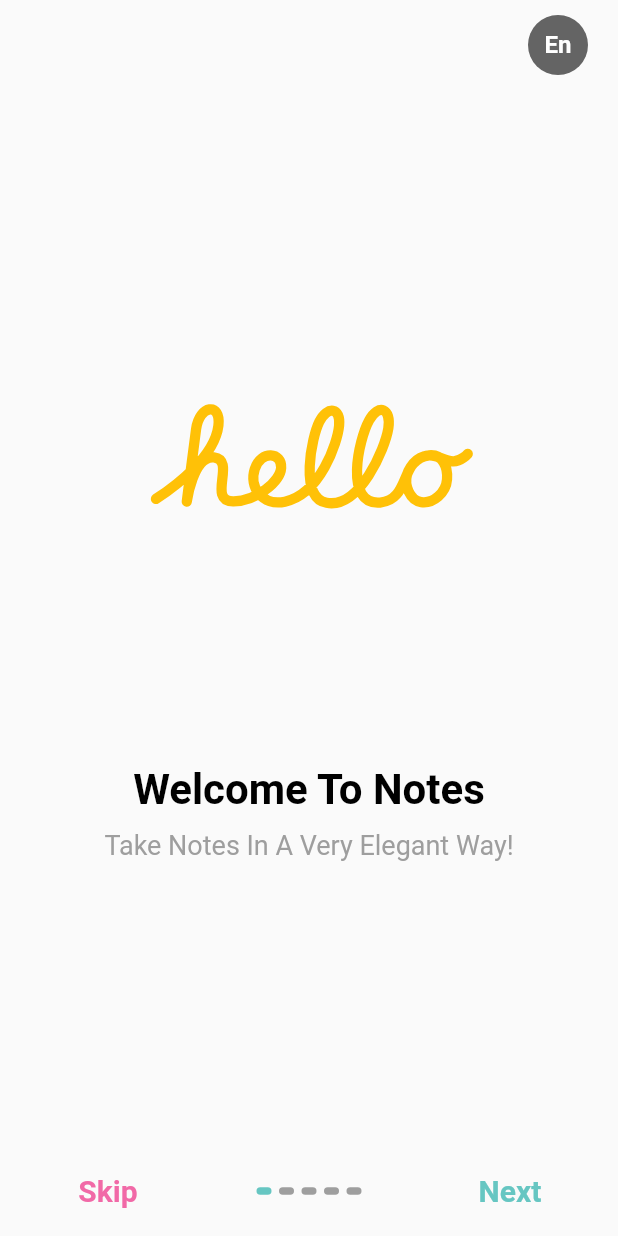
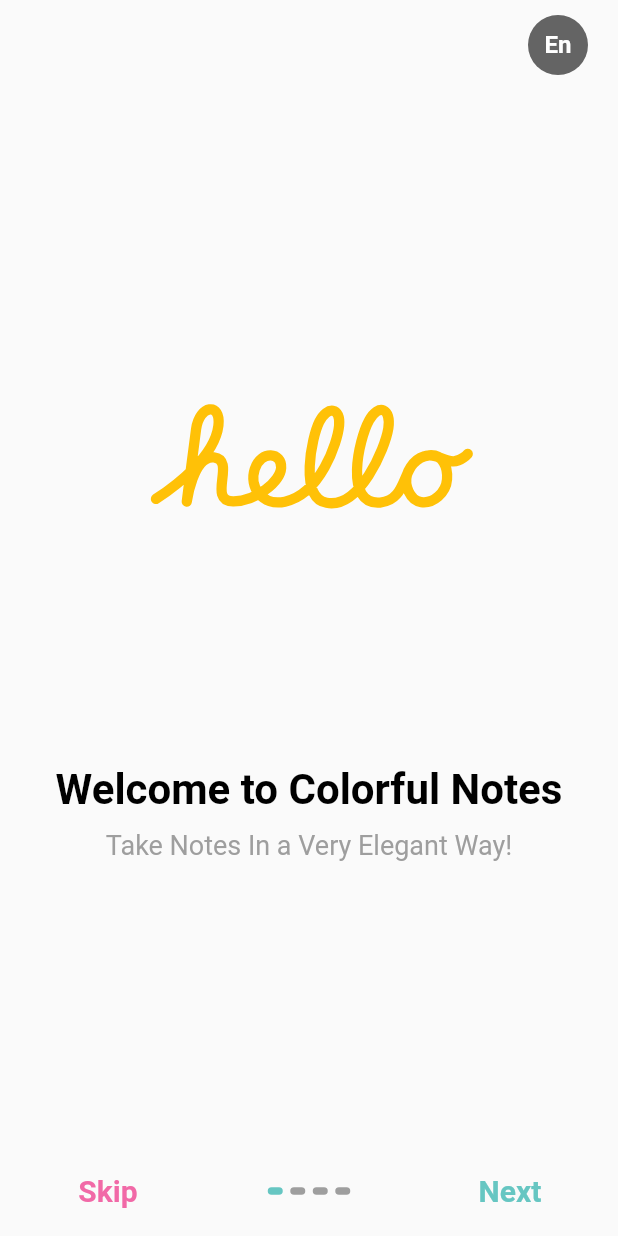
Before and after one commit to MoazSalem/Colorful_Notes, a Flutter app: the screen it shows after launch, on a phone screen of 412 x 824 dp. Run offline on Flutter 3.47's test engine with Material 2 defaults, Android fonts, the light colour scheme and no system bars; drawn by our look-alikes of smooth_page_indicator; our stand-ins replace adaptive_theme, audioplayers, easy_localization, flutter_bloc, lottie, permission_handler and 3 more; missing offline and left inert: huawei_ml_language, material_dialogs, record, switcher_button; accounts and stored records are empty; project files that could hold a hidden picture were left out.

Commit message:
Removed Ads, Cleanup

```diff
--- a/assets/translations/ar.json
+++ b/assets/translations/ar.json
@@ -77,7 +77,7 @@
   "Text Recognition Note": "ملحوظة ملتقطة من كتابة",
   "Skip": "تخطي",
   "Next": "التالي",
-  "T1": "مرحبا بك في نوتس",
+  "T1": "مرحبا بك في كلرفول نوتس",
   "B1": "خذ ملاحظاتك بشكل انيق!",
   "T2": "مليء بالألوان",
   "B2": "اختر لونك المفضل من اجل ملاحظاتك",
--- a/assets/translations/en.json
+++ b/assets/translations/en.json
@@ -77,9 +77,9 @@
   "Text Recognition Note": "Text Recognition Note",
   "Skip": "Skip",
   "Next": "Next",
-  "T1": "Welcome To Notes",
-  "B1": "Take Notes In A Very Elegant Way!",
-  "T2": "Colorful",
+  "T1": "Welcome to Colorful Notes",
+  "B1": "Take Notes In a Very Elegant Way!",
+  "T2": "Full of Colors",
   "B2": "Choose The Colors You Like for Your Notes",
   "T3": "Voice Notes",
   "B3": "Choose Your Way of Taking Notes!",
--- a/lib/Screens/on_boarding.dart
+++ b/lib/Screens/on_boarding.dart
@@ -36,7 +36,7 @@ class _IntroPageState extends State<IntroPage> {
                   PageView(
                     onPageChanged: (index) {
                       setState(() {
-                        index == 4 ? isLastPage = true : isLastPage = false;
+                        index == 3 ? isLastPage = true : isLastPage = false;
                       });
                     },
                     controller: controller,
@@ -152,40 +152,6 @@ class _IntroPageState extends State<IntroPage> {
                           mainAxisAlignment: MainAxisAlignment.center,
                           children: [
                             Padding(
-                              padding: const EdgeInsets.only(top: 10),
-                              child: SizedBox(
-                                width: 280,
-                                height: 350,
-                                child: Lottie.asset(
-                                  'assets/animations/scan.json',
-                                ),
-                              ),
-                            ),
-                            Padding(
-                              padding: const EdgeInsets.only(top: 20, bottom: 10),
-                              child: Text(
-                                textAlign: TextAlign.center,
-                                "T4".tr(),
-                                style: const TextStyle(color: Colors.black, fontSize: 28, fontWeight: FontWeight.bold),
-                              ),
-                            ),
-                            Padding(
-                              padding: const EdgeInsets.symmetric(horizontal: 30),
-                              child: Text(
-                                textAlign: TextAlign.center,
-                                "B4".tr(),
-                                style: const TextStyle(color: Colors.grey, fontSize: 18, fontWeight: FontWeight.w400),
-                              ),
-                            ),
-                          ],
-                        ),
-                      ),
-                      Container(
-                        color: Theme.of(context).canvasColor,
-                        child: Column(
-                          mainAxisAlignment: MainAxisAlignment.center,
-                          children: [
-                            Padding(
                               padding: const EdgeInsets.only(top: 100),
                               child: SizedBox(
                                 width: 300,
@@ -279,12 +245,12 @@ class _IntroPageState extends State<IntroPage> {
                           "Skip".tr(),
                           style: const TextStyle(fontWeight: FontWeight.w700, fontSize: 20, color: Color(0xfff169a7)),
                         ),
-                        onPressed: () => controller.jumpToPage(4),
+                        onPressed: () => controller.jumpToPage(3),
                       ),
                       Center(
                         child: SmoothPageIndicator(
                           controller: controller,
-                          count: 5,
+                          count: 4,
                           effect: const WormEffect(activeDotColor: Color(0xff66c6c2), dotHeight: 5, dotWidth: 10, spacing: 5),
                         ),
                       ),
--- a/lib/main.dart
+++ b/lib/main.dart
@@ -1,20 +1,15 @@
 import 'package:flutter/material.dart';
 import 'package:flutter/services.dart';
-import 'package:google_mobile_ads/google_mobile_ads.dart';
-
-//import 'package:huawei_ml_text/huawei_ml_text.dart';
 import 'package:shared_preferences/shared_preferences.dart';
 import 'Screens/home_screen.dart';
 import 'package:adaptive_theme/adaptive_theme.dart';
 import 'Screens/on_boarding.dart';
 import 'Data/theme.dart';
 import 'package:easy_localization/easy_localization.dart';
-//import 'Private/api_key.properties';
 
 void main() async {
   WidgetsFlutterBinding.ensureInitialized();
   await EasyLocalization.ensureInitialized();
-  MobileAds.instance.initialize();
   SystemChrome.setSystemUIOverlayStyle(
     const SystemUiOverlayStyle(
       statusBarColor: Colors.transparent,
```
Also changed, not shown: lib/Screens/Actions/create_note.dart (+5 -11 lines), lib/Screens/Actions/create_voice.dart (+4 -9 lines), lib/Screens/SideBar/info.dart (+0 -10 lines), lib/Screens/SideBar/settings.dart (+1 -15 lines), lib/Screens/home_screen.dart (+0 -26 lines), pubspec.yaml (+7 -8 lines), pubspec.lock, 1 other file.
